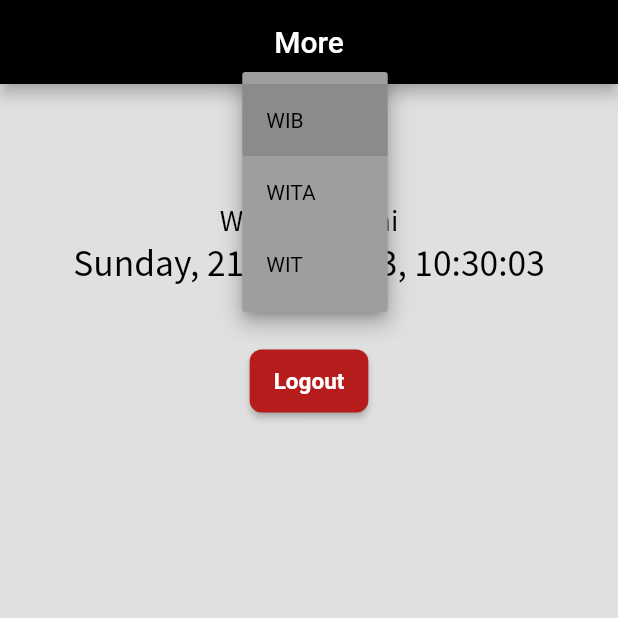
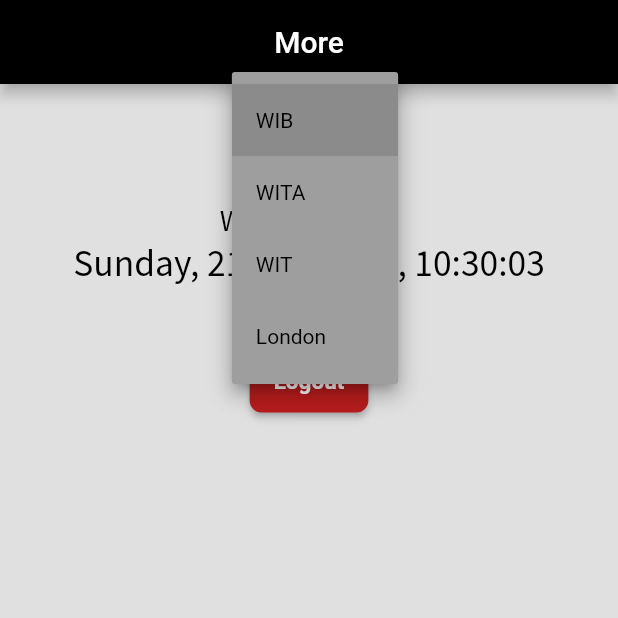
Before and after one commit to Fajar-Putra-Setiawan/FinalProject_TPM, a Flutter app: the KonversiWaktu screen opened directly, after a tap on "WIB", on a phone screen of 412 x 824 dp, the top half of it. Run offline on Flutter 3.47's test engine with Material 2 defaults, Android fonts, the phone set to English and light mode, and no system bars; our stand-ins replace flutter_spinkit, google_nav_bar, hive, hive_flutter; missing offline and left inert: encrypt; accounts and stored records are empty.

```diff
--- a/lib/MenuNavbar/waktu.dart
+++ b/lib/MenuNavbar/waktu.dart
@@ -65,6 +65,10 @@ class _KonversiWaktuState extends State<KonversiWaktu> {
                   value: 'WIT',
                   child: Text('WIT'),
                 ),
+                DropdownMenuItem<String>(
+                  value: 'London',
+                  child: Text('London'),
+                ),
               ],
             ),
             const SizedBox(height: 30.0),
@@ -84,7 +88,6 @@ class _KonversiWaktuState extends State<KonversiWaktu> {
               ),
             ),
             SizedBox(height: 40),
-
             ElevatedButton(
                 onPressed: () {
                   Navigator.pushReplacement(context,
@@ -122,6 +125,9 @@ class _KonversiWaktuState extends State<KonversiWaktu> {
       } else if (dropdownValue == "WIT") {
         _currentTime = DateFormat('EEEE, dd MMMM yyyy, HH:mm:ss')
             .format(DateTime.now().add(const Duration(hours: 2)));
+      } else if (dropdownValue == "London") {
+        _currentTime =DateFormat('EEEE, dd MMMM yyyy, HH:mm:ss')
+            .format(DateTime.now().add(const Duration(hours: 18)));
       } else {
         _currentTime =
             DateFormat('EEEE, dd MMMM yyyy, HH:mm:ss').format(DateTime.now());
```
